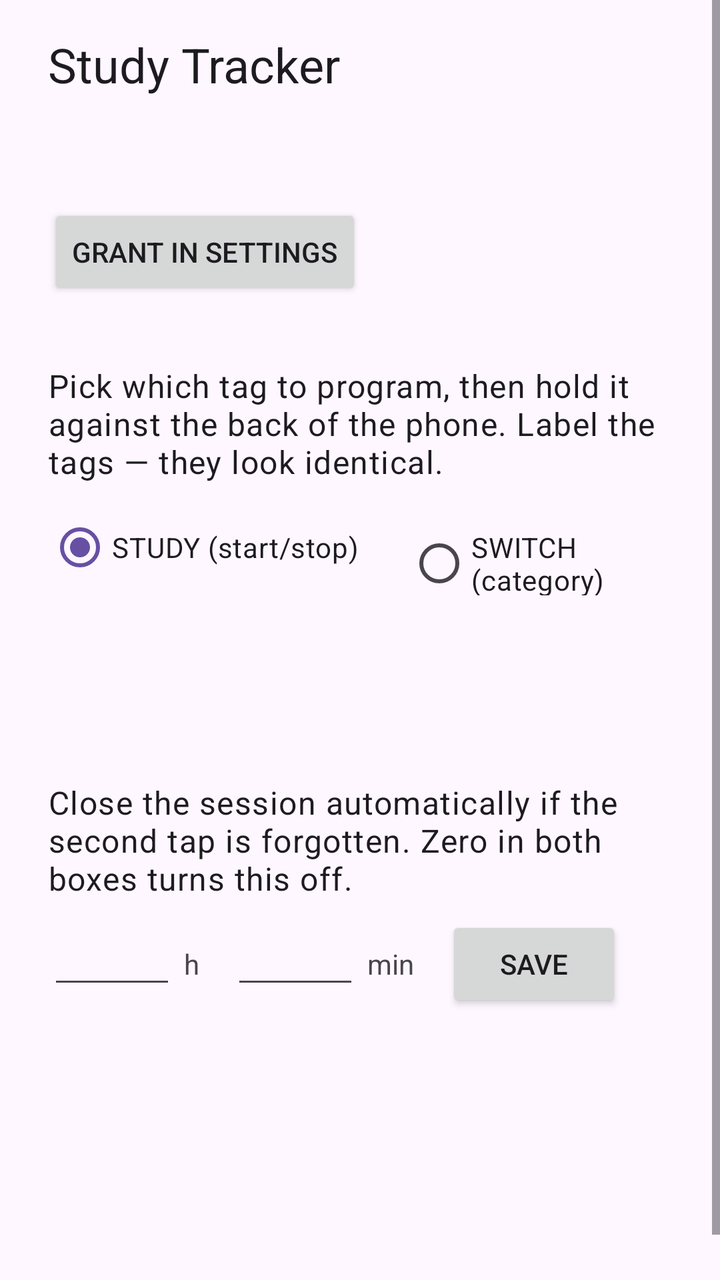
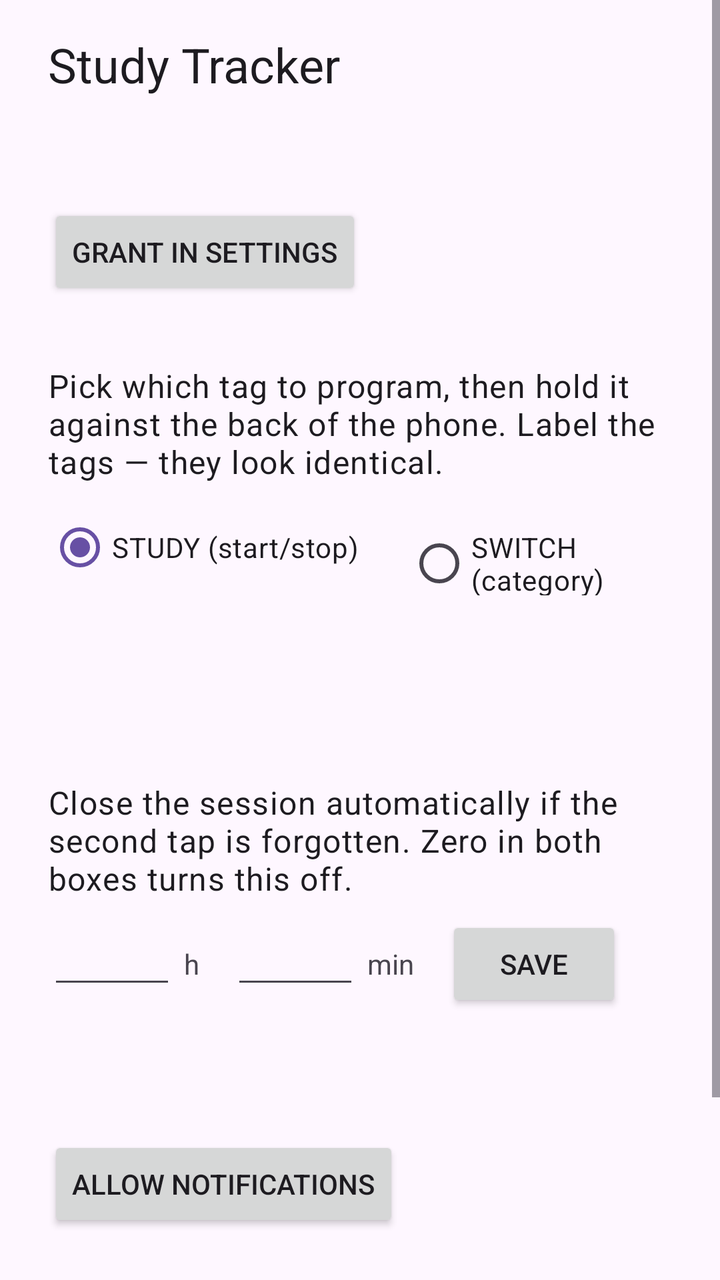

Compare the two renders of this Android layout. The source of the first and the diff that turns it into the second are given below.
<!-- AndroidManifest.xml: application theme Theme.StudyTracker -->
<!-- res/layout/activity_main.xml -->
<?xml version="1.0" encoding="utf-8"?>
<ScrollView xmlns:android="http://schemas.android.com/apk/res/android"
    android:layout_width="match_parent"
    android:layout_height="match_parent"
    android:fitsSystemWindows="true">

    <LinearLayout
        android:layout_width="match_parent"
        android:layout_height="wrap_content"
        android:orientation="vertical"
        android:paddingHorizontal="24dp"
        android:paddingVertical="16dp">

        <TextView
            android:layout_width="match_parent"
            android:layout_height="wrap_content"
            android:text="@string/app_name"
            android:textAppearance="?attr/textAppearanceHeadlineSmall" />

        
        <TextView
            android:id="@+id/dndStatusText"
            android:layout_width="match_parent"
            android:layout_height="wrap_content"
            android:layout_marginTop="24dp"
            android:textAppearance="?attr/textAppearanceBodyLarge" />

        <Button
            android:id="@+id/grantDndButton"
            android:layout_width="wrap_content"
            android:layout_height="wrap_content"
            android:layout_marginTop="8dp"
            android:text="@string/grant_dnd" />

        
        <TextView
            android:layout_width="match_parent"
            android:layout_height="wrap_content"
            android:layout_marginTop="32dp"
            android:text="@string/write_instructions"
            android:textAppearance="?attr/textAppearanceBodyLarge" />

        <RadioGroup
            android:id="@+id/tagChoice"
            android:layout_width="match_parent"
            android:layout_height="wrap_content"
            android:layout_marginTop="8dp"
            android:orientation="horizontal">

            <RadioButton
                android:id="@+id/chooseStudy"
                android:layout_width="wrap_content"
                android:layout_height="wrap_content"
                android:checked="true"
                android:text="@string/tag_study" />

            <RadioButton
                android:id="@+id/chooseSwitch"
                android:layout_width="wrap_content"
                android:layout_height="wrap_content"
                android:layout_marginStart="24dp"
                android:text="@string/tag_switch" />

        </RadioGroup>

        <TextView
            android:id="@+id/nfcStatusText"
            android:layout_width="match_parent"
            android:layout_height="wrap_content"
            android:layout_marginTop="12dp"
            android:textAppearance="?attr/textAppearanceBodyMedium" />

        <TextView
            android:id="@+id/writeStatusText"
            android:layout_width="match_parent"
            android:layout_height="wrap_content"
            android:layout_marginTop="8dp"
            android:textAppearance="?attr/textAppearanceTitleMedium" />

        
        <TextView
            android:layout_width="match_parent"
            android:layout_height="wrap_content"
            android:layout_marginTop="32dp"
            android:text="@string/cap_instructions"
            android:textAppearance="?attr/textAppearanceBodyLarge" />

        <LinearLayout
            android:layout_width="match_parent"
            android:layout_height="wrap_content"
            android:layout_marginTop="8dp"
            android:gravity="bottom"
            android:orientation="horizontal">

            <EditText
                android:id="@+id/capHoursInput"
                android:layout_width="64dp"
                android:layout_height="wrap_content"
                android:importantForAutofill="no"
                android:inputType="number"
                android:maxLength="2"
                android:maxLines="1" />

            
            <TextView
                android:layout_width="wrap_content"
                android:layout_height="wrap_content"
                android:layout_marginStart="4dp"
                android:labelFor="@id/capHoursInput"
                android:text="@string/unit_hours" />

            <EditText
                android:id="@+id/capMinutesInput"
                android:layout_width="64dp"
                android:layout_height="wrap_content"
                android:layout_marginStart="16dp"
                android:importantForAutofill="no"
                android:inputType="number"
                android:maxLength="2"
                android:maxLines="1" />

            <TextView
                android:layout_width="wrap_content"
                android:layout_height="wrap_content"
                android:layout_marginStart="4dp"
                android:labelFor="@id/capMinutesInput"
                android:text="@string/unit_minutes" />

            <Button
                android:id="@+id/saveCapButton"
                android:layout_width="wrap_content"
                android:layout_height="wrap_content"
                android:layout_marginStart="16dp"
                android:text="@string/cap_save" />

        </LinearLayout>

        <TextView
            android:id="@+id/capStatusText"
            android:layout_width="match_parent"
            android:layout_height="wrap_content"
            android:layout_marginTop="8dp"
            android:textAppearance="?attr/textAppearanceBodyMedium" />

        
        <TextView
            android:id="@+id/studyStateText"
            android:layout_width="match_parent"
            android:layout_height="wrap_content"
            android:layout_marginTop="32dp"
            android:textAppearance="?attr/textAppearanceTitleMedium" />

        <TextView
            android:id="@+id/runningText"
            android:layout_width="match_parent"
            android:layout_height="wrap_content"
            android:layout_marginTop="4dp"
            android:textAppearance="?attr/textAppearanceBodyMedium" />

        
        <TextView
            android:id="@+id/todayText"
            android:layout_width="match_parent"
            android:layout_height="wrap_content"
            android:layout_marginTop="16dp"
            android:fontFamily="monospace"
            android:textAppearance="?attr/textAppearanceBodyLarge" />

    </LinearLayout>

</ScrollView>
<!-- resources referenced by this layout -->
<resources>
  <string name="app_name">Study Tracker</string>
  <string name="cap_instructions">Close the session automatically if the second tap is forgotten. Zero in both boxes turns this off.</string>
  <string name="cap_save">Save</string>
  <string name="grant_dnd">Grant in Settings</string>
  <string name="tag_study">STUDY (start/stop)</string>
  <string name="tag_switch">SWITCH (category)</string>
  <string name="unit_hours">h</string>
  <string name="unit_minutes">min</string>
  <string name="write_instructions">Pick which tag to program, then hold it against the back of the phone. Label the tags — they look identical.</string>
  <style name="Theme.StudyTracker" parent="Theme.Material3.DayNight.NoActionBar" />
</resources>

<!-- the commit's change to res/layout/activity_main.xml (unified diff, before → after) -->
@@ -142,6 +142,20 @@
             android:layout_marginTop="8dp"
             android:textAppearance="?attr/textAppearanceBodyMedium" />
 
+        <TextView
+            android:id="@+id/alarmStatusText"
+            android:layout_width="match_parent"
+            android:layout_height="wrap_content"
+            android:layout_marginTop="8dp"
+            android:textAppearance="?attr/textAppearanceBodyMedium" />
+
+        <Button
+            android:id="@+id/grantAlarmButton"
+            android:layout_width="wrap_content"
+            android:layout_height="wrap_content"
+            android:layout_marginTop="8dp"
+            android:text="@string/grant_alarm" />
+
         
         <TextView
             android:id="@+id/studyStateText"
<!-- resource entries referenced after the edit -->
@@ -3,6 +3,7 @@
   <string name="app_name">Study Tracker</string>
   <string name="cap_instructions">Close the session automatically if the second tap is forgotten. Zero in both boxes turns this off.</string>
   <string name="cap_save">Save</string>
+  <string name="grant_alarm">Allow notifications</string>
   <string name="grant_dnd">Grant in Settings</string>
   <string name="tag_study">STUDY (start/stop)</string>
   <string name="tag_switch">SWITCH (category)</string>
